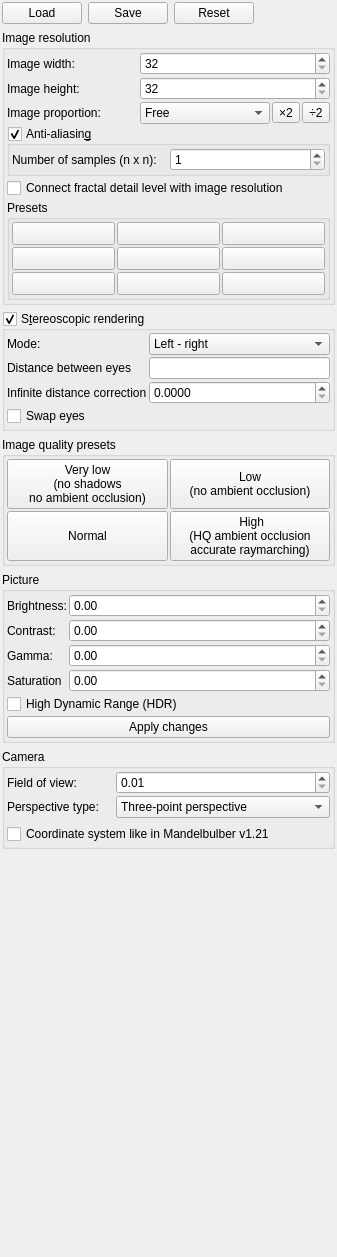
buddhi1980/mandelbulber2, file mandelbulber2/qt/dock_image_adjustments.ui: the form before one commit.
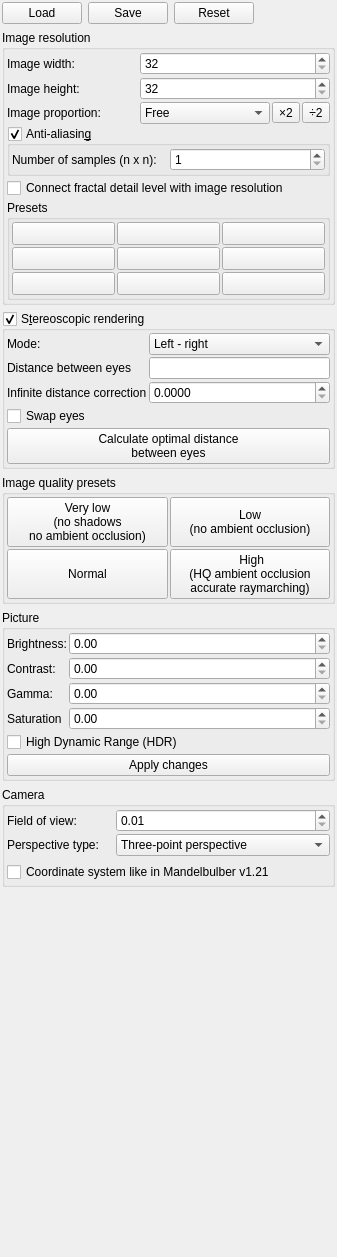
The form after the commit. Icons and pictures are not drawn. Custom widgets are drawn as their Qt base class.

Commit message: Added button "Calculate optimal distance between eyes"

```diff
--- a/mandelbulber2/qt/dock_image_adjustments.ui
+++ b/mandelbulber2/qt/dock_image_adjustments.ui
@@ -584,6 +584,14 @@
         </item>
        </layout>
       </item>
+      <item>
+       <widget class="QPushButton" name="pushButton_optimal_distance_between_eyes">
+        <property name="text">
+         <string>Calculate optimal distance
+between eyes</string>
+        </property>
+       </widget>
+      </item>
      </layout>
     </widget>
    </item>
```
Left out of the diff: 2 changed lines with no effect on the pictures. The commit also changes 2 other files.
